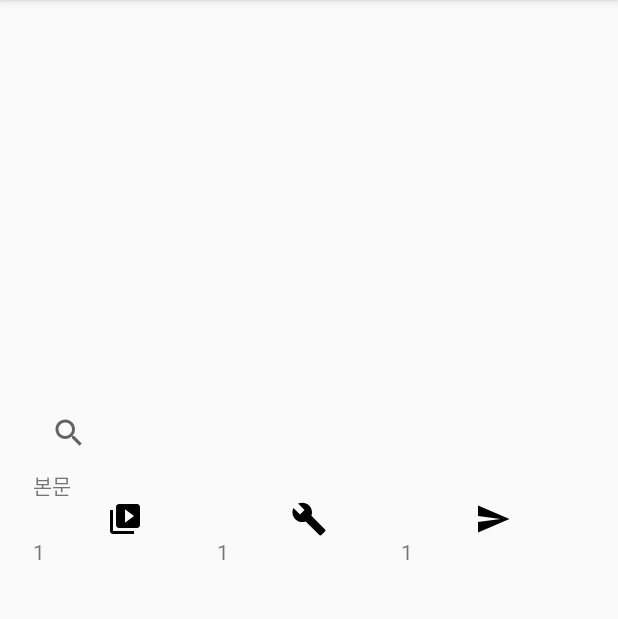
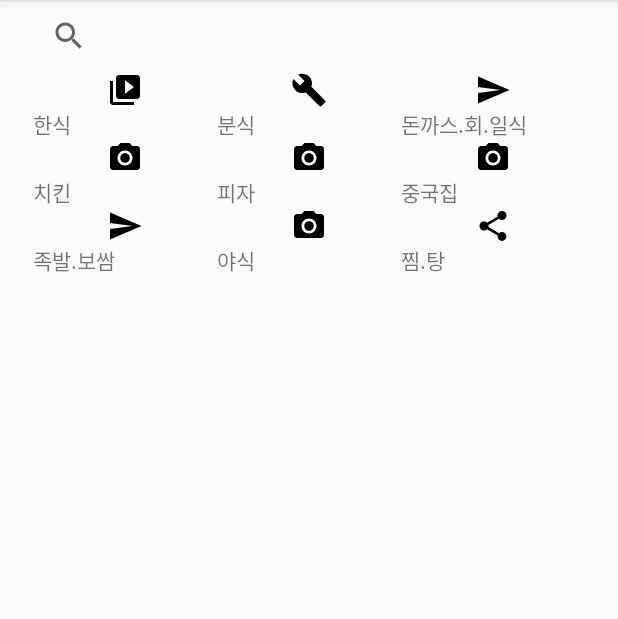
Before and after one commit to dyyyy/FoodTruck_Application, an Android app: the screen it shows after launch (MainActivity), in the side drawer, after a tap on "Send", on a phone screen of 412 x 824 dp, the part 84-703 px from its top. Run offline under Robolectric (Android 15) with nearby library versions, the phone set to English and light mode, and no system bars.

Commit message:
scrollview+gridview+ tabbed layout 생성

```diff
--- /dev/null
+++ b/FoodTruck/app/src/main/java/com/example/user/foodtruck/ExpandableHeightGridView.java
@@ -0,0 +1,63 @@
+package com.example.user.foodtruck;
+
+import android.content.Context;
+import android.util.AttributeSet;
+import android.view.ViewGroup;
+import android.widget.GridView;
+
+/**
+ * Created by bit-user on 2018-02-01.
+ */
+
+public class ExpandableHeightGridView extends GridView
+{
+
+    boolean expanded = false;
+
+    public ExpandableHeightGridView(Context context)
+    {
+        super(context);
+    }
+
+    public ExpandableHeightGridView(Context context, AttributeSet attrs)
+    {
+        super(context, attrs);
+    }
+
+    public ExpandableHeightGridView(Context context, AttributeSet attrs,
+                                    int defStyle)
+    {
+        super(context, attrs, defStyle);
+    }
+
+    public boolean isExpanded()
+    {
+        return expanded;
+    }
+
+    @Override
+    public void onMeasure(int widthMeasureSpec, int heightMeasureSpec)
+    {
+        // HACK! TAKE THAT ANDROID!
+        if (isExpanded())
+        {
+            // Calculate entire height by providing a very large height hint.
+            // View.MEASURED_SIZE_MASK represents the largest height possible.
+            int expandSpec = MeasureSpec.makeMeasureSpec(MEASURED_SIZE_MASK,
+                    MeasureSpec.AT_MOST);
+            super.onMeasure(widthMeasureSpec, expandSpec);
+
+            ViewGroup.LayoutParams params = getLayoutParams();
+            params.height = getMeasuredHeight();
+        }
+        else
+        {
+            super.onMeasure(widthMeasureSpec, heightMeasureSpec);
+        }
+    }
+
+    public void setExpanded(boolean expanded)
+    {
+        this.expanded = expanded;
+    }
+}
--- a/FoodTruck/app/src/main/java/com/example/user/foodtruck/MainActivity.java
+++ b/FoodTruck/app/src/main/java/com/example/user/foodtruck/MainActivity.java
@@ -20,10 +20,12 @@ import android.widget.GridView;
 import android.widget.TextView;
 import android.widget.Toast;
 
+
 public class MainActivity extends AppCompatActivity
         implements NavigationView.OnNavigationItemSelectedListener, AdapterView.OnItemClickListener {
     private BackPressCloseHandler backPressCloseHandler;
-    GridView gridView;
+
+    Intent intent;
     @Override
     protected void onCreate(Bundle savedInstanceState) {
         super.onCreate(savedInstanceState);
@@ -42,28 +44,27 @@ public class MainActivity extends AppCompatActivity
 
 
         NavigationView navigationView = (NavigationView) findViewById(R.id.nav_view);
-
         navigationView.setNavigationItemSelectedListener(this);
 
-        int[] images={R.drawable. ic_menu_slideshow, R.drawable.ic_menu_manage, R.drawable.ic_menu_send, R.drawable.ic_menu_camera, R.drawable.ic_menu_camera, R.drawable.ic_menu_camera, R.drawable.ic_menu_send, R.drawable.ic_menu_camera, R.drawable.ic_menu_share };
-        String [] values ={"1","1","1","1","1","1","1","1","1"};
-        gridView = findViewById(R.id.gridview);
+        int[] images = {R.drawable.ic_menu_slideshow, R.drawable.ic_menu_manage, R.drawable.ic_menu_send, R.drawable.ic_menu_camera, R.drawable.ic_menu_camera, R.drawable.ic_menu_camera, R.drawable.ic_menu_send, R.drawable.ic_menu_camera, R.drawable.ic_menu_share};
+        String[] values = {"한식", "분식", "돈까스.회.일식", "치킨", "피자", "중국집", "족발.보쌈", "야식", "찜.탕"};
+        ExpandableHeightGridView gridView = findViewById(R.id.gridView);
+        gridView.setExpanded(true);
         MenuAdapter menuAdapter = new MenuAdapter(this, images, values);
 
         gridView.setAdapter(menuAdapter);
         gridView.setOnItemClickListener(this);
 
 
+    }
 
-            TextView textView = findViewById(R.id.contentmain);
-            textView.setText("본문");
-
-
-    }
-/*menu Adapter*/
+    /*menu Adapter*/
     @Override
     public void onItemClick(AdapterView<?> parent, View view, int position, long id) {
-        Toast.makeText(this, "menu Click"+position, Toast.LENGTH_SHORT).show();
+
+        intent = new Intent(this, MenuActivity.class);
+        intent.putExtra("position", position);
+        startActivity(intent);
     }
 
     /*onBackPressed Toast Message*/
@@ -129,7 +130,7 @@ public class MainActivity extends AppCompatActivity
 
         // Handle navigation view item clicks here.
         int id = item.getItemId();
-        Intent intent;
+
 
 
         if (id == R.id.nav_notice) {
@@ -151,10 +152,9 @@ public class MainActivity extends AppCompatActivity
         drawer.closeDrawer(GravityCompat.START);
 
 
+
         return true;
-
     }
 
 
-
 }
--- /dev/null
+++ b/FoodTruck/app/src/main/java/com/example/user/foodtruck/MenuActivity.java
@@ -0,0 +1,155 @@
+package com.example.user.foodtruck;
+
+import android.support.design.widget.TabLayout;
+import android.support.design.widget.FloatingActionButton;
+import android.support.design.widget.Snackbar;
+import android.support.v7.app.AppCompatActivity;
+import android.support.v7.widget.Toolbar;
+
+import android.support.v4.app.Fragment;
+import android.support.v4.app.FragmentManager;
+import android.support.v4.app.FragmentPagerAdapter;
+import android.support.v4.view.ViewPager;
+import android.os.Bundle;
+import android.view.LayoutInflater;
+import android.view.Menu;
+import android.view.MenuItem;
+import android.view.View;
+import android.view.ViewGroup;
+
+import android.widget.TextView;
+import android.widget.Toast;
+
+public class MenuActivity extends AppCompatActivity {
+
+    /**
+     * The {@link android.support.v4.view.PagerAdapter} that will provide
+     * fragments for each of the sections. We use a
+     * {@link FragmentPagerAdapter} derivative, which will keep every
+     * loaded fragment in memory. If this becomes too memory intensive, it
+     * may be best to switch to a
+     * {@link android.support.v4.app.FragmentStatePagerAdapter}.
+     */
+    private SectionsPagerAdapter mSectionsPagerAdapter;
+
+    /**
+     * The {@link ViewPager} that will host the section contents.
+     */
+    private ViewPager mViewPager;
+
+    @Override
+    protected void onCreate(Bundle savedInstanceState) {
+        super.onCreate(savedInstanceState);
+        setContentView(R.layout.activity_menu);
+
+        Toolbar toolbar = (Toolbar) findViewById(R.id.toolbar);
+        setSupportActionBar(toolbar);
+        getSupportActionBar().setDisplayHomeAsUpEnabled(true);
+        // Create the adapter that will return a fragment for each of the three
+        // primary sections of the activity.
+        mSectionsPagerAdapter = new SectionsPagerAdapter(getSupportFragmentManager());
+
+        // Set up the ViewPager with the sections adapter.
+        mViewPager = (ViewPager) findViewById(R.id.container);
+        mViewPager.setAdapter(mSectionsPagerAdapter);
+
+        TabLayout tabLayout = (TabLayout) findViewById(R.id.tabs);
+
+        mViewPager.addOnPageChangeListener(new TabLayout.TabLayoutOnPageChangeListener(tabLayout));
+        tabLayout.addOnTabSelectedListener(new TabLayout.ViewPagerOnTabSelectedListener(mViewPager));
+/*
+        FloatingActionButton fab = (FloatingActionButton) findViewById(R.id.fab);
+        fab.setOnClickListener(new View.OnClickListener() {
+            @Override
+            public void onClick(View view) {
+                Snackbar.make(view, "Replace with your own action", Snackbar.LENGTH_LONG)
+                        .setAction("Action", null).show();
+            }
+        });
+        int position= getIntent().getIntExtra("position",0);
+        Toast.makeText(getApplicationContext(), "position"+position, Toast.LENGTH_SHORT).show();
+        */
+    }
+
+
+    @Override
+    public boolean onCreateOptionsMenu(Menu menu) {
+        // Inflate the menu; this adds items to the action bar if it is present.
+        getMenuInflater().inflate(R.menu.menu_menu, menu);
+        return true;
+    }
+
+    @Override
+    public boolean onOptionsItemSelected(MenuItem item) {
+        // Handle action bar item clicks here. The action bar will
+        // automatically handle clicks on the Home/Up button, so long
+        // as you specify a parent activity in AndroidManifest.xml.
+        int id = item.getItemId();
+
+        //noinspection SimplifiableIfStatement
+        if (id == R.id.action_settings) {
+            return true;
+        }
+
+        return super.onOptionsItemSelected(item);
+    }
+
+    /**
+     * A placeholder fragment containing a simple view.
+     */
+    public static class PlaceholderFragment extends Fragment {
+        /**
+         * The fragment argument representing the section number for this
+         * fragment.
+         */
+        private static final String ARG_SECTION_NUMBER = "section_number";
+
+        public PlaceholderFragment() {
+        }
+
+        /**
+         * Returns a new instance of this fragment for the given section
+         * number.
+         */
+        public static PlaceholderFragment newInstance(int sectionNumber) {
+            PlaceholderFragment fragment = new PlaceholderFragment();
+            Bundle args = new Bundle();
+            args.putInt(ARG_SECTION_NUMBER, sectionNumber);
+            fragment.setArguments(args);
+            return fragment;
+        }
+
+        @Override
+        public View onCreateView(LayoutInflater inflater, ViewGroup container,
+                                 Bundle savedInstanceState) {
+            View rootView = inflater.inflate(R.layout.menu_tab1, container, false);
+            TextView textView = (TextView) rootView.findViewById(R.id.section_label);
+            textView.setText(getString(R.string.section_format, getArguments().getInt(ARG_SECTION_NUMBER)));
+            return rootView;
+        }
+    }
+
+    /**
+     * A {@link FragmentPagerAdapter} that returns a fragment corresponding to
+     * one of the sections/tabs/pages.
+     */
+    public class SectionsPagerAdapter extends FragmentPagerAdapter {
+
+        public SectionsPagerAdapter(FragmentManager fm) {
+            super(fm);
+        }
+
+        @Override
+        public Fragment getItem(int position) {
+            // getItem is called to instantiate the fragment for the given page.
+            // Return a PlaceholderFragment (defined as a static inner class below).
+            return PlaceholderFragment.newInstance(position + 1);
+        }
+
+        @Override
+        public int getCount() {
+            // Show 3 total pages.
+            return 3;
+        }
+    }
+}
--- a/FoodTruck/app/src/main/res/layout/content_main.xml
+++ b/FoodTruck/app/src/main/res/layout/content_main.xml
@@ -7,43 +7,42 @@
     android:layout_height="match_parent"
     app:layout_behavior="@string/appbar_scrolling_view_behavior"
     tools:context="com.example.user.foodtruck.MainActivity"
+    tools:layout_editor_absoluteY="73dp"
     tools:showIn="@layout/app_bar_main">
 
     <ScrollView
         android:id="@+id/scrollView2"
         android:layout_width="368dp"
         android:layout_height="495dp"
-        android:layout_marginBottom="8dp"
-        app:layout_constraintBottom_toBottomOf="parent"
         app:layout_constraintLeft_toLeftOf="parent"
-        app:layout_constraintRight_toRightOf="parent">
+        app:layout_constraintRight_toRightOf="parent"
+        app:layout_constraintTop_toTopOf="parent">
+
 
         <LinearLayout
             android:layout_width="match_parent"
             android:layout_height="wrap_content"
             android:orientation="vertical">
 
+
+
             <SearchView
+                android:id="@+id/searchView"
                 android:layout_width="match_parent"
                 android:layout_height="match_parent" />
 
-            <TextView
-                android:id="@+id/contentmain"
+            <com.example.user.foodtruck.ExpandableHeightGridView
+                android:id="@+id/gridView"
                 android:layout_width="match_parent"
                 android:layout_height="wrap_content"
-                android:text="TextView" />
+                android:numColumns="3"
+                >
 
-            <GridView
-                android:id="@+id/gridview"
-                android:layout_width="wrap_content"
-                android:layout_height="match_parent"
-                android:columnWidth="100dp"
-                android:numColumns="auto_fit"
-                android:stretchMode="columnWidth"
-                android:verticalSpacing="10dp"
-                app:layout_constraintBottom_toBottomOf="@+id/scrollView2" />
+            </com.example.user.foodtruck.ExpandableHeightGridView>
+        </LinearLayout>
 
-        </LinearLayout>
+
+
     </ScrollView>
 
 
--- /dev/null
+++ b/FoodTruck/app/src/main/res/menu/menu_menu.xml
@@ -0,0 +1,10 @@
+<menu xmlns:android="http://schemas.android.com/apk/res/android"
+    xmlns:app="http://schemas.android.com/apk/res-auto"
+    xmlns:tools="http://schemas.android.com/tools"
+    tools:context="com.example.user.foodtruck.MenuActivity">
+    <item
+        android:id="@+id/action_settings"
+        android:orderInCategory="100"
+        android:title="@string/action_settings"
+        app:showAsAction="never" />
+</menu>
--- /dev/null
+++ b/FoodTruck/app/src/main/res/values-w820dp/dimens.xml
@@ -0,0 +1,6 @@
+<resources>
+    <!-- Example customization of dimensions originally defined in res/values/dimens.xml
+         (such as screen margins) for screens with more than 820dp of available width. This
+         would include 7" and 10" devices in landscape (~960dp and ~1280dp respectively). -->
+    <dimen name="activity_horizontal_margin">64dp</dimen>
+</resources>
--- a/FoodTruck/app/src/main/res/values/dimens.xml
+++ b/FoodTruck/app/src/main/res/values/dimens.xml
@@ -5,4 +5,5 @@
     <dimen name="nav_header_vertical_spacing">8dp</dimen>
     <dimen name="nav_header_height">176dp</dimen>
     <dimen name="fab_margin">16dp</dimen>
+    <dimen name="appbar_padding_top">8dp</dimen>
 </resources>
--- a/FoodTruck/app/src/main/res/values/strings.xml
+++ b/FoodTruck/app/src/main/res/values/strings.xml
@@ -23,4 +23,9 @@
     <string name="navigation_drawer_close">Close navigation drawer</string>
 
     <string name="action_settings">Settings</string>
+    <string name="title_activity_menu">MenuActivity</string>
+    <string name="tab_text_1">Tab 1</string>
+    <string name="tab_text_2">Tab 2</string>
+    <string name="tab_text_3">Tab 3</string>
+    <string name="section_format">Hello World from section: %1$d</string>
 </resources>
```
Also changed, not shown: FoodTruck/app/src/main/AndroidManifest.xml (+24 -5 lines), FoodTruck/app/src/main/res/drawable/celebackgroundpurple.xml (added, +10 -0 lines), FoodTruck/app/src/main/res/layout/activity_menu.xml (added, +70 -0 lines), FoodTruck/app/src/main/res/layout/menu_tab1.xml (added, +22 -0 lines), FoodTruck/app/src/main/res/layout/menu_tab2.xml (added, +22 -0 lines), FoodTruck/app/src/main/res/layout/menu_tab3.xml (added, +22 -0 lines).
